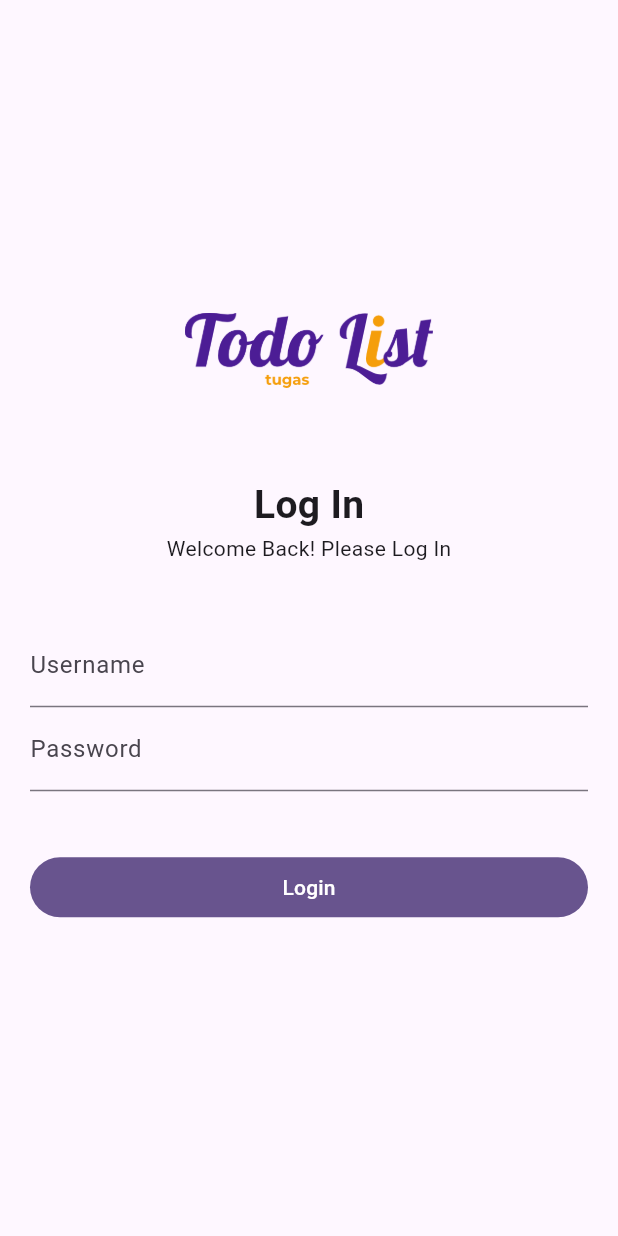
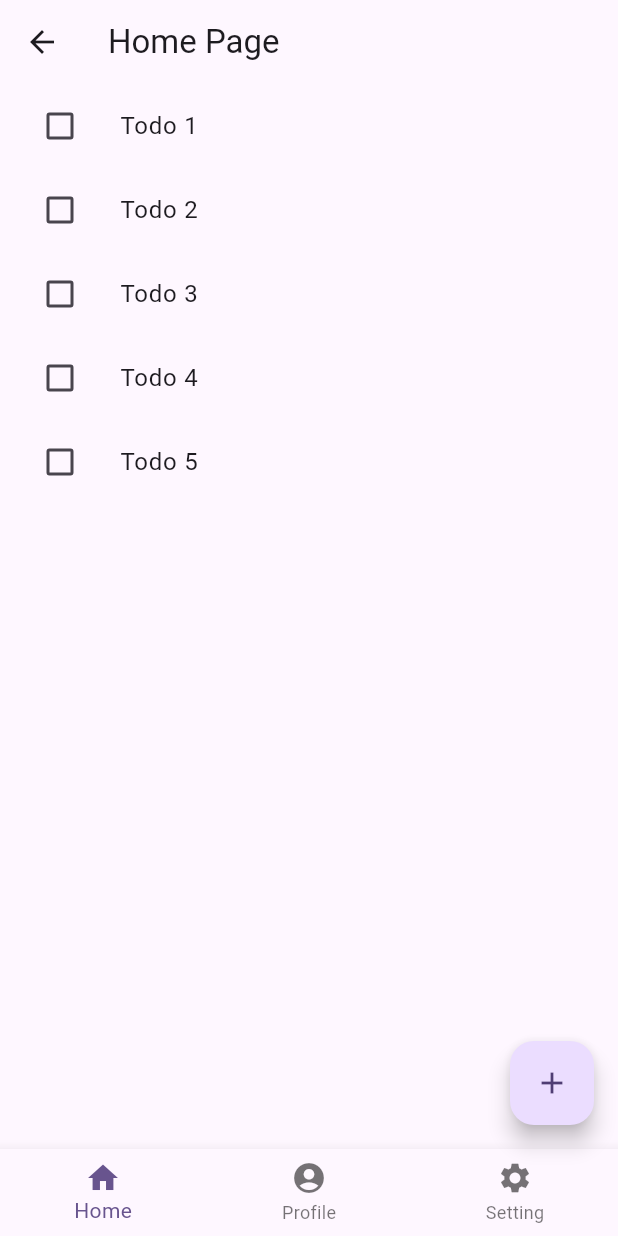
Before and after one commit to hengkidh/tugas_todo_list, a Flutter app: the screen it shows after launch, after a tap on "Login", on a phone screen of 412 x 824 dp. Run offline on Flutter 3.47's test engine with Material 3 defaults, Android fonts, the phone set to English and light mode, and no system bars.

Commit message:
add HomePage and update login navigation

```diff
--- /dev/null
+++ b/lib/pages/homepage.dart
@@ -0,0 +1,56 @@
+import 'package:flutter/material.dart';
+
+class HomePage extends StatefulWidget {
+  const HomePage({super.key});
+
+  @override
+  State<HomePage> createState() => _HomePageState();
+}
+
+class _HomePageState extends State<HomePage> {
+  @override
+  Widget build(BuildContext context) {
+    return Scaffold(
+      appBar: AppBar(
+        title: const Text('Home Page'),
+      ),
+      body: Center(
+        // todo list with checkbox
+        child: ListView.builder(
+          itemCount: 5,
+          itemBuilder: (context, index) {
+            return ListTile(
+              leading: Checkbox(
+                value: false,
+                onChanged: (bool? value) {},
+              ),
+              title: Text('Todo ${index + 1}'),
+            );
+          },
+        ),
+      ),
+      // add todo list
+      floatingActionButton: FloatingActionButton(
+        onPressed: () {},
+        child: const Icon(Icons.add),
+      ),
+      // bottom navigation bar
+      bottomNavigationBar: BottomNavigationBar(
+        items: const <BottomNavigationBarItem>[
+          BottomNavigationBarItem(
+            icon: Icon(Icons.home),
+            label: 'Home',
+          ),
+          BottomNavigationBarItem(
+            icon: Icon(Icons.account_circle),
+            label: 'Profile',
+          ),
+          BottomNavigationBarItem(
+            icon: Icon(Icons.settings),
+            label: 'Setting',
+          ),
+        ],
+      ),
+    );
+  }
+}
--- a/lib/pages/login.dart
+++ b/lib/pages/login.dart
@@ -1,4 +1,5 @@
 import 'package:flutter/material.dart';
+import 'package:tugas_todo_list/pages/homepage.dart';
 
 class LoginPage extends StatelessWidget {
   const LoginPage({super.key});
@@ -39,7 +40,11 @@ class LoginPage extends StatelessWidget {
                 child: SizedBox(
                     width: double.infinity,
                     child: FilledButton(
-                        onPressed: () {}, child: const Text('Login'))),
+                        onPressed: () {
+                          Navigator.of(context).push(MaterialPageRoute(
+                              builder: (context) => HomePage()));
+                        },
+                        child: const Text('Login'))),
               ),
             ])));
   }
```
Also changed, not shown: 1 other file.
